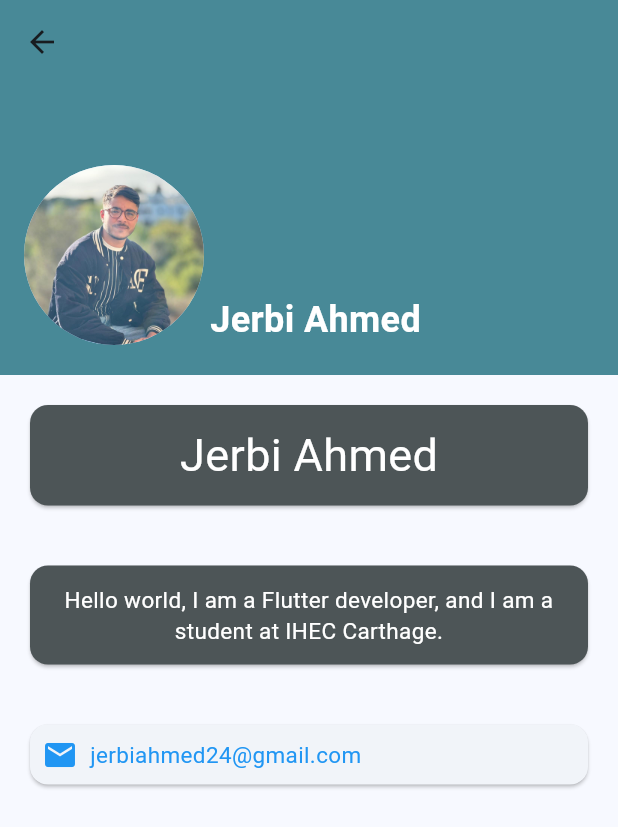
After one commit to jerbi2026/TP3-Flutter, a Flutter app: the ScrolledDetails screen opened directly, on a phone screen of 412 x 824 dp. The commit adds this screen. Shown: the top 827 px of the screen. Run offline on Flutter 3.47's test engine with Material 3 defaults, Android fonts, the phone set to English and light mode, and no system bars.

Commit message:
version 3

```diff
--- /dev/null
+++ b/lib/screens/components/scrolled_details.dart
@@ -0,0 +1,24 @@
+import 'package:flutter/material.dart';
+import 'sliver_app_bar.dart';
+import 'sliver_list.dart';
+
+class ScrolledDetails extends StatefulWidget {
+  const ScrolledDetails({super.key});
+
+  @override
+  State<ScrolledDetails> createState() => _ScrolledDetailsState();
+}
+
+class _ScrolledDetailsState extends State<ScrolledDetails> {
+  @override
+  Widget build(BuildContext context) {
+    return Scaffold(
+      body: CustomScrollView(
+        slivers: [
+          sliverAppBarComponent,
+          sliverListComponent,
+        ],
+      ),
+    );
+  }
+}
--- /dev/null
+++ b/lib/screens/components/sliver_app_bar.dart
@@ -0,0 +1,37 @@
+import 'package:flutter/material.dart';
+
+const sliverAppBarComponent = SliverAppBar(
+  expandedHeight: 250.0,
+  floating: false,
+  pinned: true,
+  backgroundColor: Color.fromARGB(255, 72, 137, 151),
+  flexibleSpace: FlexibleSpaceBar(
+    background: Stack(
+      fit: StackFit.expand,
+      children: [
+        // Profile Picture
+        Positioned(
+          bottom: 20.0,
+          left: 16.0,
+          child: CircleAvatar(
+            radius: 60.0,
+            backgroundImage: AssetImage('assets/jerbi.jpg'), // Replace with your image
+          ),
+        ),
+        // Name and Profession
+        Positioned(
+          bottom: 20.0,
+          left: 140.0,
+          child: Text(
+            'Jerbi Ahmed',
+            style: TextStyle(
+              fontSize: 24.0,
+              color: Colors.white,
+              fontWeight: FontWeight.bold,
+            ),
+          ),
+        ),
+      ],
+    ),
+  ),
+);
--- /dev/null
+++ b/lib/screens/components/sliver_list.dart
@@ -0,0 +1,71 @@
+import 'package:flutter/material.dart';
+
+final sliverListComponent = SliverList(
+  delegate: SliverChildListDelegate(
+    [
+      const Padding(
+        padding: EdgeInsets.all(16.0),
+        child: Card(
+          color: Color.fromARGB(255, 77, 85, 87),
+          child: Padding(
+            padding: EdgeInsets.all(12.0),
+            child: Center(
+              child: Text(
+                'Jerbi Ahmed',
+                style: TextStyle(
+                  fontSize: 30.0,
+                  color: Colors.white,
+                ),
+              ),
+            ),
+          ),
+        ),
+      ),
+      const Padding(
+        padding: EdgeInsets.all(16.0),
+        child: Card(
+          color: Color.fromARGB(255, 77, 85, 87),
+          child: Padding(
+            padding: EdgeInsets.all(12.0),
+            child: Center(
+              child: Text(
+                'Hello world, I am a Flutter developer, and I am a student at IHEC Carthage.',
+                textAlign: TextAlign.center,
+                style: TextStyle(
+                  fontSize: 15.0,
+                  color: Colors.white,
+                ),
+              ),
+            ),
+          ),
+        ),
+      ),
+      const Padding(
+        padding: EdgeInsets.all(16.0),
+        child: Card(
+          child: Padding(
+            padding: EdgeInsets.all(8.0),
+            child: Row(
+              mainAxisSize: MainAxisSize.min,
+              children: const [
+                Icon(
+                  Icons.email,
+                  color: Colors.blue,
+                ),
+                SizedBox(width: 8.0),
+                Text(
+                  "jerbiahmed24@gmail.com",
+                  textAlign: TextAlign.center,
+                  style: TextStyle(
+                    fontSize: 15.0,
+                    color: Colors.blue,
+                  ),
+                ),
+              ],
+            ),
+          ),
+        ),
+      ),
+    ],
+  ),
+);
--- a/lib/screens/visit_card.dart
+++ b/lib/screens/visit_card.dart
@@ -1,5 +1,6 @@
 import 'package:flutter/material.dart';
 
+import 'components/scrolled_details.dart';
 import 'details.dart';
 
 class VisitCard extends StatelessWidget {
@@ -72,7 +73,7 @@ class VisitCard extends StatelessWidget {
             Navigator.push(
               context,
               MaterialPageRoute(builder: (BuildContext context) {
-                return const Details();
+                return const ScrolledDetails();
               }),
             );
           },
```
